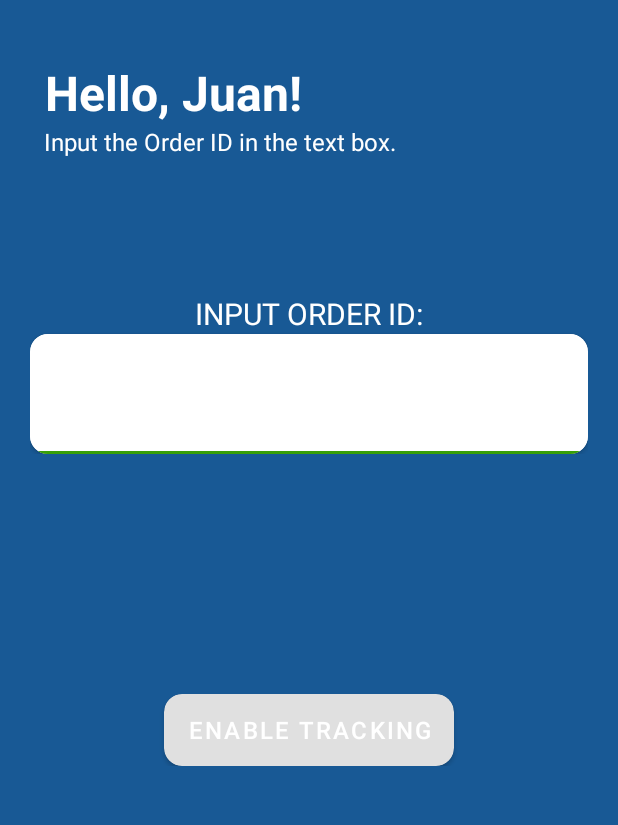
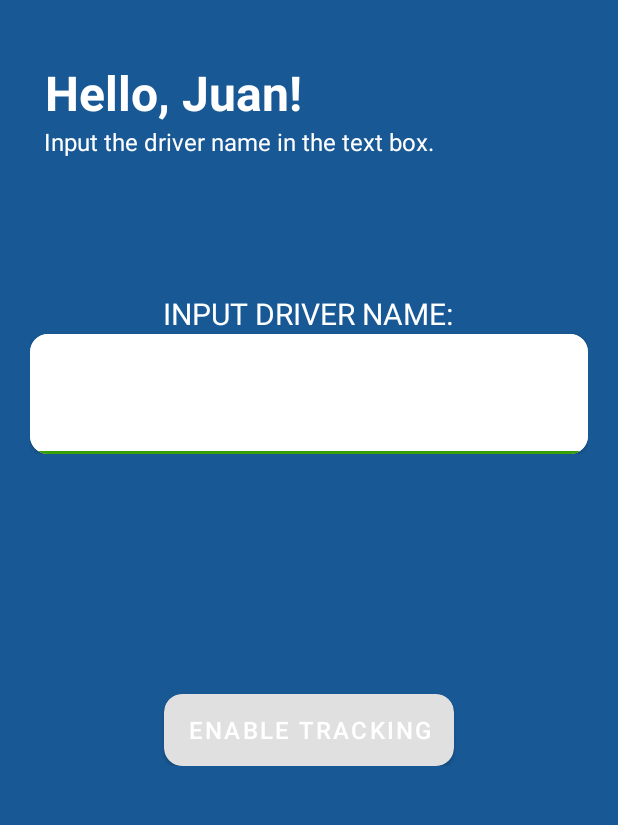
Before and after one commit to dlcscar412/Nowcast_Mobile_App, an Android app: the screen it shows after launch (MainActivity), on a phone screen of 412 x 824 dp, the part 105-930 px from its top. Run offline under Robolectric (Android 15) with nearby library versions, the phone set to English and light mode, and no system bars; our stand-ins replace Firebase (no records; nobody signed in at launch, a user with empty details on screens opened directly), Volley.

Commit message:
Changed order id to driver name

```diff
--- a/app/src/main/java/com/example/nowcast/MainActivity.kt
+++ b/app/src/main/java/com/example/nowcast/MainActivity.kt
@@ -25,7 +25,7 @@ import java.sql.Timestamp
 
 class MainActivity : AppCompatActivity() {
     private lateinit var startBtn: Button
-    private lateinit var idEditText: TextInputEditText
+    private lateinit var nameEditText: TextInputEditText
     private lateinit var idNameText: TextView
     private lateinit var idOrderText: TextView
 
@@ -41,7 +41,7 @@ class MainActivity : AppCompatActivity() {
                 // Handle the location update
                 val latitude = location.latitude
                 val longitude = location.longitude
-                val idText = idEditText.text.toString()
+                val idText = nameEditText.text.toString()
                 val timestamp = System.currentTimeMillis()
                 // Do something with the coordinates
 
@@ -53,7 +53,7 @@ class MainActivity : AppCompatActivity() {
                     "latitude" to latitude,
                     "longitude" to longitude,
                     "timestamp" to timestamp,
-                    "id" to idText
+                    "name" to idText
                 )
                 postHTTPRequest(latitude, longitude, idText)
 //                databaseReference.child("$idText").child("$timestamp").setValue(locationData)
@@ -71,14 +71,14 @@ class MainActivity : AppCompatActivity() {
         locationUpdatesEnabled = false
 
         startBtn = findViewById(R.id.btn_start)
-        idEditText = findViewById(R.id.editTextId)
+        nameEditText = findViewById(R.id.editTextName)
         idNameText = findViewById(R.id.nameTextId)
         idOrderText = findViewById(R.id.orderTextId)
 
         startBtn.isEnabled = false
         idNameText.text = "Hello, Juan!"
-        idOrderText.text = "Input the Order ID in the text box."
-        idEditText.addTextChangedListener(object : TextWatcher {
+        idOrderText.text = "Input the driver name in the text box."
+        nameEditText.addTextChangedListener(object : TextWatcher {
             override fun beforeTextChanged(p0: CharSequence?, p1: Int, p2: Int, p3: Int) {
             }
             override fun onTextChanged(p0: CharSequence?, p1: Int, p2: Int, p3: Int) {
@@ -88,7 +88,7 @@ class MainActivity : AppCompatActivity() {
                 startBtn.isEnabled = !editable.isNullOrBlank()
             }
         })
-        idEditText.setText(MySharedPreferences.loadData(this, "username"))
+        nameEditText.setText(MySharedPreferences.loadData(this, "username"))
         startBtn.setOnClickListener {
             if (locationUpdatesEnabled) {
                 stopLocationUpdates()
@@ -111,7 +111,7 @@ class MainActivity : AppCompatActivity() {
             priority = LocationRequest.PRIORITY_HIGH_ACCURACY
             interval = 60000 // Update location every 1 minute
         }
-        MySharedPreferences.saveData(this, "username", idEditText.text.toString())
+        MySharedPreferences.saveData(this, "username", nameEditText.text.toString())
         fusedLocationProviderClient.requestLocationUpdates(locationRequest, locationCallback, null)
     }
 
@@ -119,7 +119,7 @@ class MainActivity : AppCompatActivity() {
         locationUpdatesEnabled = true
         startBtn.text = "Disable Tracking"
         getLocationUpdates()
-        idEditText.isEnabled = false
+        nameEditText.isEnabled = false
         idNameText.text = "Tracking Enabled!"
         idOrderText.text = "Click Disable Tracking once order is completed."
     }
@@ -128,9 +128,9 @@ class MainActivity : AppCompatActivity() {
         locationUpdatesEnabled = false
         startBtn.text = "Enable Tracking"
         fusedLocationProviderClient.removeLocationUpdates(locationCallback)
-        idEditText.isEnabled = true
+        nameEditText.isEnabled = true
         idNameText.text = "Hello, Juan!"
-        idOrderText.text = "Input the Order ID in the text box."
+        idOrderText.text = "Input the driver name in the text box."
     }
 
     private fun postHTTPRequest(lat: Double, lon: Double, order_id: String){
--- a/app/src/main/res/layout/activity_main.xml
+++ b/app/src/main/res/layout/activity_main.xml
@@ -56,7 +56,7 @@
             android:layout_height="wrap_content"
             android:layout_below="@id/nameTextId"
             android:layout_marginLeft="9dp"
-            android:text="Input the Order ID in the text box."
+            android:text="Input the driver name in the text box."
             android:textColor="@color/white"
             android:textSize="16dp" />
 
@@ -71,7 +71,7 @@
             android:layout_width="wrap_content"
             android:layout_height="wrap_content"
             android:layout_centerHorizontal="true"
-            android:text="INPUT ORDER ID:"
+            android:text="INPUT DRIVER NAME:"
             android:textColor="@color/white"
             android:textSize="20dp" />
         <androidx.cardview.widget.CardView
@@ -85,7 +85,7 @@
                 android:layout_height="wrap_content">
 
                 <com.google.android.material.textfield.TextInputEditText
-                    android:id="@+id/editTextId"
+                    android:id="@+id/editTextName"
                     android:layout_width="match_parent"
                     android:layout_height="80dp"
                     android:textSize="32dp"
```
